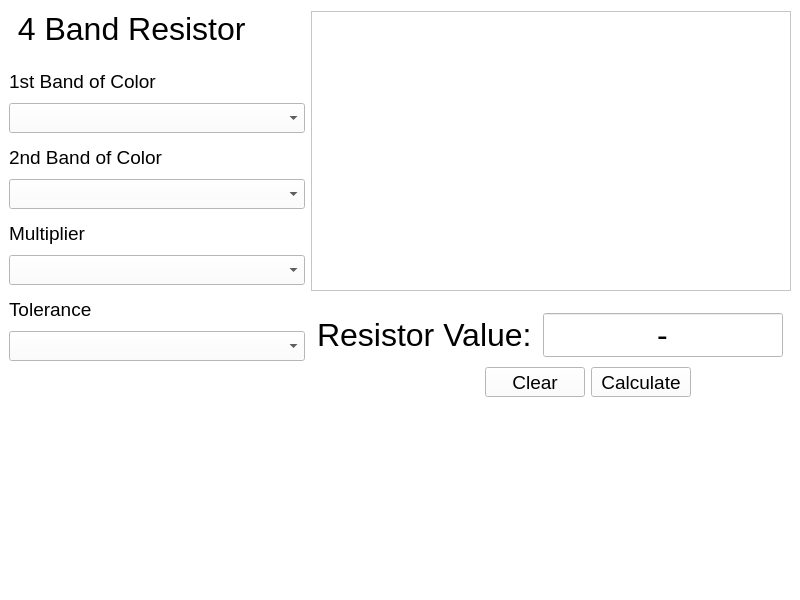
Above: ResistorColorCodeCalculator_GUI/mainwindow.ui from andrei-crisu/ResistorColorCodeCalculator before the change. Below: the same form after it.
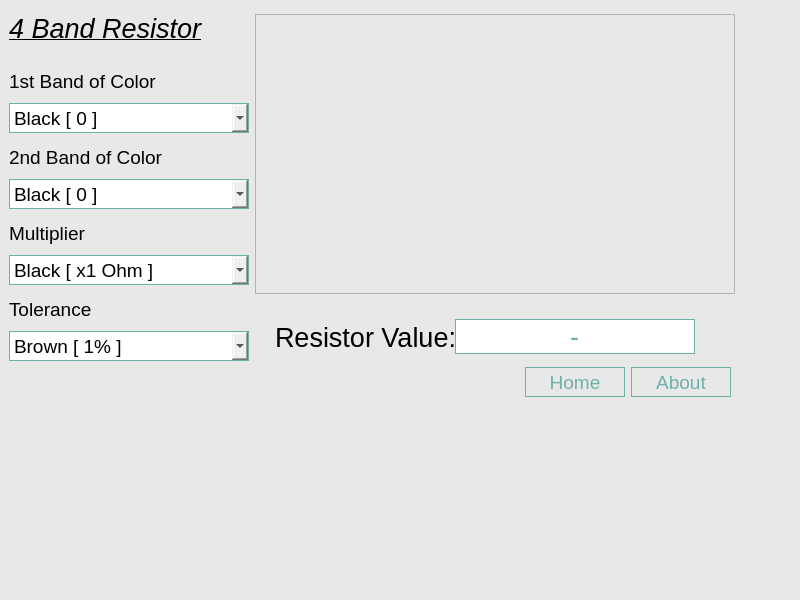
That is the form after the change. Icons and pictures are not drawn.

```diff
--- a/ResistorColorCodeCalculator_GUI/mainwindow.ui
+++ b/ResistorColorCodeCalculator_GUI/mainwindow.ui
@@ -45,8 +45,8 @@
     <item>
      <widget class="QStackedWidget" name="stackedWidget">
       <property name="styleSheet">
-       <string notr="true">background-color: rgb(190, 192, 193);
-background-color: rgb(255, 255, 255);</string>
+       <string notr="true">background-color: rgb(232, 232, 232);
+</string>
       </property>
       <property name="currentIndex">
        <number>1</number>
@@ -266,11 +266,14 @@
               </property>
               <property name="font">
                <font>
-                <pointsize>24</pointsize>
+                <pointsize>20</pointsize>
                </font>
               </property>
+              <property name="styleSheet">
+               <string notr="true"/>
+              </property>
               <property name="text">
-               <string> 4 Band Resistor</string>
+               <string>&lt;html&gt;&lt;head/&gt;&lt;body&gt;&lt;p&gt;&lt;span style=&quot; font-style:italic; text-decoration: underline;&quot;&gt;4 Band Resistor&lt;/span&gt;&lt;/p&gt;&lt;/body&gt;&lt;/html&gt;</string>
               </property>
              </widget>
             </item>
@@ -303,6 +306,9 @@
                     <pointsize>14</pointsize>
                    </font>
                   </property>
+                  <property name="styleSheet">
+                   <string notr="true"/>
+                  </property>
                   <property name="text">
                    <string>1st Band of Color</string>
                   </property>
@@ -312,7 +318,7 @@
                  <widget class="QComboBox" name="comboBox">
                   <property name="minimumSize">
                    <size>
-                    <width>240</width>
+                    <width>0</width>
                     <height>30</height>
                    </size>
                   </property>
@@ -327,8 +333,22 @@
                     <pointsize>14</pointsize>
                    </font>
                   </property>
+                  <property name="styleSheet">
+                   <string notr="true">  QComboBox {
+	 background-color:none;
+	 border-color :rgb(108, 176, 168);
+	color: rgb(0, 0 0);
+      border-style:solid;
+      border-width:1px;
+  }
+
+  QComboBox:hover { 
+	background-color: rgb(108, 176, 168);
+	color: rgb(255, 255, 255);
+  }</string>
+                  </property>
                   <property name="currentIndex">
-                   <number>-1</number>
+                   <number>0</number>
                   </property>
                   <property name="insertPolicy">
                    <enum>QComboBox::NoInsert</enum>
@@ -487,6 +507,9 @@
                     <pointsize>14</pointsize>
                    </font>
                   </property>
+                  <property name="styleSheet">
+                   <string notr="true"/>
+                  </property>
                   <property name="text">
                    <string>2nd Band of Color</string>
                   </property>
@@ -511,8 +534,22 @@
                     <pointsize>14</pointsize>
                    </font>
                   </property>
+                  <property name="styleSheet">
+                   <string notr="true">  QComboBox {
+	 background-color:none;
+	 border-color :rgb(108, 176, 168);
+	color: rgb(0, 0 0);
+      border-style:solid;
+      border-width:1px;
+  }
+
+  QComboBox:hover { 
+	background-color: rgb(108, 176, 168);
+	color: rgb(255, 255, 255);
+  }</string>
+                  </property>
                   <property name="currentIndex">
-                   <number>-1</number>
+                   <number>0</number>
                   </property>
                   <property name="insertPolicy">
                    <enum>QComboBox::NoInsert</enum>
@@ -671,6 +708,9 @@
                     <pointsize>14</pointsize>
                    </font>
                   </property>
+                  <property name="styleSheet">
+                   <string notr="true"/>
+                  </property>
                   <property name="text">
                    <string>Multiplier</string>
                   </property>
@@ -695,8 +735,22 @@
                     <pointsize>14</pointsize>
                    </font>
                   </property>
+                  <property name="styleSheet">
+                   <string notr="true">  QComboBox {
+	 background-color:none;
+	 border-color :rgb(108, 176, 168);
+	color: rgb(0, 0 0);
+      border-style:solid;
+      border-width:1px;
+  }
+
+  QComboBox:hover { 
+	background-color: rgb(108, 176, 168);
+	color: rgb(255, 255, 255);
+  }</string>
+                  </property>
                   <property name="currentIndex">
-                   <number>-1</number>
+                   <number>0</number>
                   </property>
                   <property name="insertPolicy">
                    <enum>QComboBox::NoInsert</enum>
@@ -709,7 +763,7 @@
                   </property>
                   <item>
                    <property name="text">
-                    <string>Black [ 0 ]</string>
+                    <string>Black [ x1 Ohm ]</string>
                    </property>
                    <property name="icon">
                     <iconset>
@@ -855,6 +909,9 @@
                     <pointsize>14</pointsize>
                    </font>
                   </property>
+                  <property name="styleSheet">
+                   <string notr="true"/>
+                  </property>
                   <property name="text">
                    <string>Tolerance</string>
                   </property>
@@ -879,8 +936,22 @@
                     <pointsize>14</pointsize>
                    </font>
                   </property>
+                  <property name="styleSheet">
+                   <string notr="true">  QComboBox {
+	 background-color:none;
+	 border-color :rgb(108, 176, 168);
+	color: rgb(0, 0 0);
+      border-style:solid;
+      border-width:1px;
+  }
+
+  QComboBox:hover { 
+	background-color: rgb(108, 176, 168);
+	color: rgb(255, 255, 255);
+  }</string>
+                  </property>
                   <property name="currentIndex">
-                   <number>-1</number>
+                   <number>0</number>
                   </property>
                   <property name="insertPolicy">
                    <enum>QComboBox::NoInsert</enum>
@@ -893,17 +964,7 @@
                   </property>
                   <item>
                    <property name="text">
-                    <string>Black [ 0 ]</string>
-                   </property>
-                   <property name="icon">
-                    <iconset>
-                     <normalon>:/button_icons/icons/square_0.png</normalon>
-                    </iconset>
-                   </property>
-                  </item>
-                  <item>
-                   <property name="text">
-                    <string>Brown [ 1 ]</string>
+                    <string>Brown [ 1% ]</string>
                    </property>
                    <property name="icon">
                     <iconset>
@@ -1045,25 +1106,44 @@
               <property name="spacing">
                <number>0</number>
               </property>
+              <item>
+               <spacer name="horizontalSpacer_6">
+                <property name="orientation">
+                 <enum>Qt::Horizontal</enum>
+                </property>
+                <property name="sizeType">
+                 <enum>QSizePolicy::Fixed</enum>
+                </property>
+                <property name="sizeHint" stdset="0">
+                 <size>
+                  <width>20</width>
+                  <height>20</height>
+                 </size>
+                </property>
+               </spacer>
+              </item>
               <item>
                <widget class="QLabel" name="label">
                 <property name="minimumSize">
                  <size>
-                  <width>220</width>
-                  <height>40</height>
+                  <width>180</width>
+                  <height>36</height>
                  </size>
                 </property>
                 <property name="maximumSize">
                  <size>
-                  <width>220</width>
-                  <height>40</height>
+                  <width>180</width>
+                  <height>36</height>
                  </size>
                 </property>
                 <property name="font">
                  <font>
-                  <pointsize>24</pointsize>
+                  <pointsize>20</pointsize>
                  </font>
                 </property>
+                <property name="styleSheet">
+                 <string notr="true"/>
+                </property>
                 <property name="text">
                  <string>Resistor Value:</string>
                 </property>
@@ -1085,9 +1165,19 @@
                 </property>
                 <property name="font">
                  <font>
-                  <pointsize>24</pointsize>
+                  <pointsize>20</pointsize>
                  </font>
                 </property>
+                <property name="styleSheet">
+                 <string notr="true">  QLineEdit {
+	 background-color:none;
+	 border-color :rgb(108, 176, 168);
+	 color: rgb(108, 176, 168);
+      border-style:solid;
+      border-width:1px;
+  }
+</string>
+                </property>
                 <property name="text">
                  <string>-</string>
                 </property>
@@ -1099,6 +1189,19 @@
                 </property>
                </widget>
               </item>
+              <item>
+               <spacer name="horizontalSpacer_5">
+                <property name="orientation">
+                 <enum>Qt::Horizontal</enum>
+                </property>
+                <property name="sizeHint" stdset="0">
+                 <size>
+                  <width>40</width>
+                  <height>20</height>
+                 </size>
+                </property>
+               </spacer>
+              </item>
              </layout>
             </item>
            </layout>
@@ -1139,8 +1242,22 @@
               <pointsize>14</pointsize>
              </font>
             </property>
+            <property name="styleSheet">
+             <string notr="true">  QPushButton {
+	 background-color:none;
+	 border-color :rgb(108, 176, 168);
+	 color: rgb(108, 176, 168);
+      border-style:solid;
+      border-width:1px;
+  }
+  QPushButton:hover:!pressed { 
+	
+	background-color: rgb(108, 176, 168);
+	color: rgb(255, 255, 255);
+  }</string>
+            </property>
             <property name="text">
-             <string>Clear</string>
+             <string>Home</string>
             </property>
            </widget>
           </item>
@@ -1163,8 +1280,22 @@
               <pointsize>14</pointsize>
              </font>
             </property>
+            <property name="styleSheet">
+             <string notr="true">  QPushButton {
+	 background-color:none;
+	 border-color :rgb(108, 176, 168);
+	 color: rgb(108, 176, 168);
+      border-style:solid;
+      border-width:1px;
+  }
+  QPushButton:hover:!pressed { 
+	
+	background-color: rgb(108, 176, 168);
+	color: rgb(255, 255, 255);
+  }</string>
+            </property>
             <property name="text">
-             <string>Calculate</string>
+             <string>About</string>
             </property>
            </widget>
           </item>
@@ -1178,7 +1309,7 @@
             </property>
             <property name="sizeHint" stdset="0">
              <size>
-              <width>100</width>
+              <width>60</width>
               <height>20</height>
              </size>
             </property>
@@ -1199,6 +1330,22 @@
           </property>
          </spacer>
         </item>
+        <item>
+         <spacer name="verticalSpacer_4">
+          <property name="orientation">
+           <enum>Qt::Vertical</enum>
+          </property>
+          <property name="sizeType">
+           <enum>QSizePolicy::Fixed</enum>
+          </property>
+          <property name="sizeHint" stdset="0">
+           <size>
+            <width>20</width>
+            <height>100</height>
+           </size>
+          </property>
+         </spacer>
+        </item>
        </layout>
       </widget>
      </widget>
```
Left out of the diff: 110 changed lines with no effect on the pictures.
